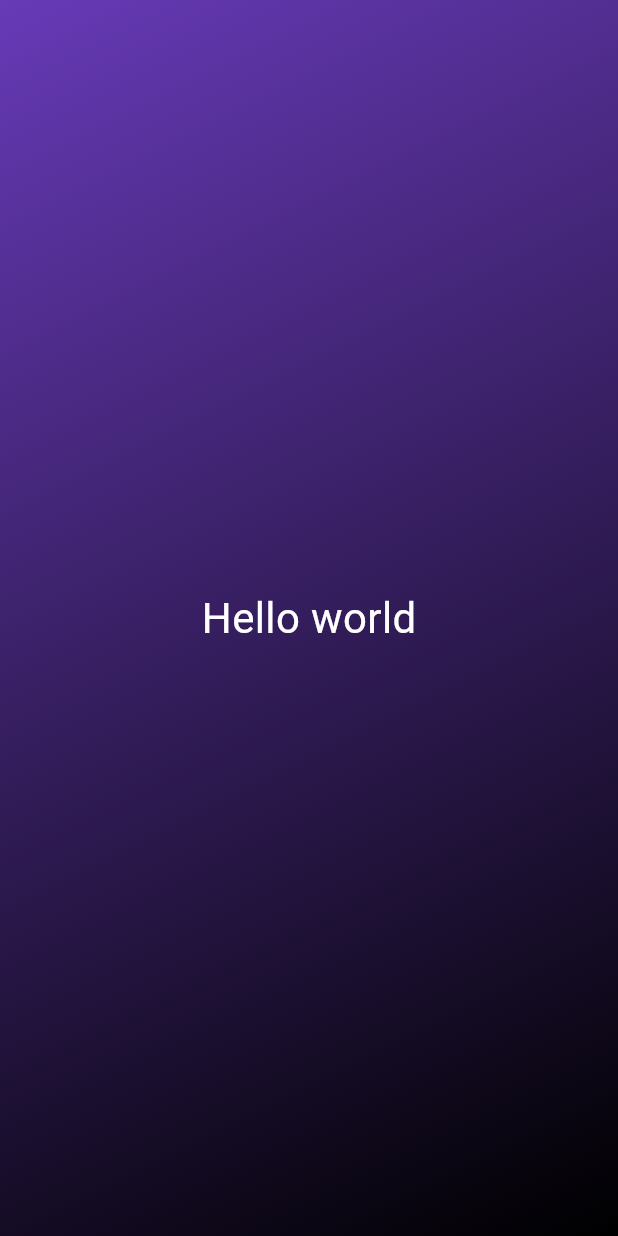
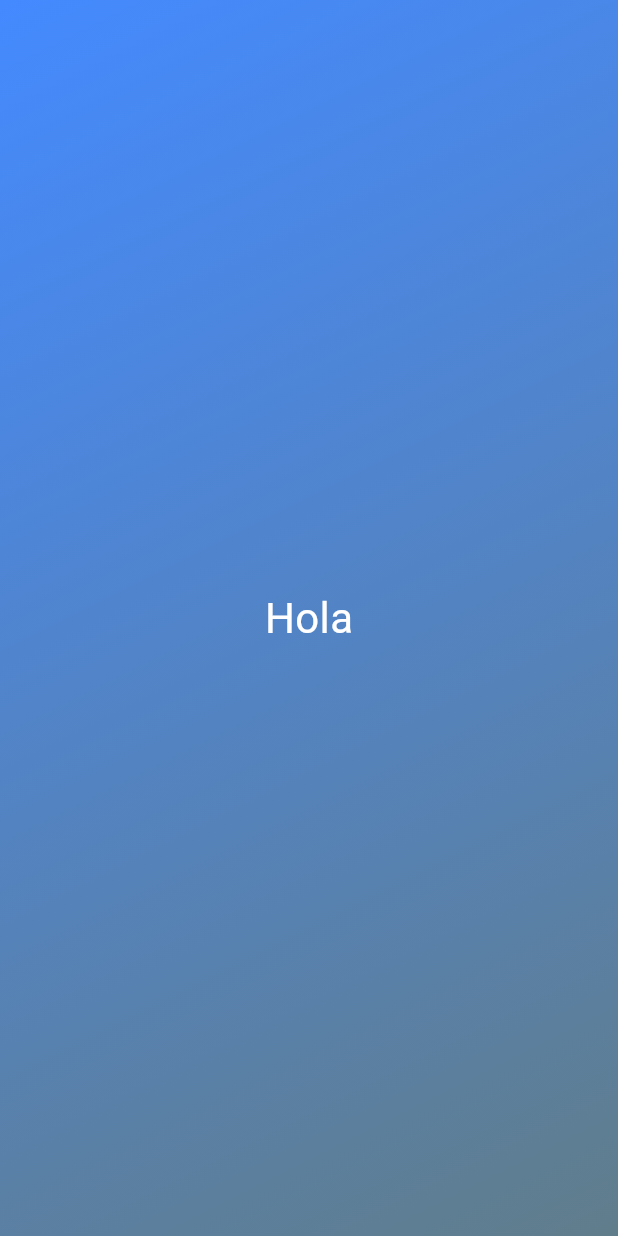
Before and after one commit to ifanashari/flutter-firs-app, a Flutter app: the screen it shows after launch, on a phone screen of 412 x 824 dp. Run offline on Flutter 3.47's test engine with Material 3 defaults, Android fonts, the phone set to English and light mode, and no system bars.

```diff
--- /dev/null
+++ b/lib/gradient_container.dart
@@ -0,0 +1,29 @@
+import 'package:first_app/styled_text.dart';
+import 'package:flutter/material.dart';
+
+const Alignment defaultStartAlignment = Alignment.topLeft;
+const defaultEndAlignment = Alignment.bottomRight;
+
+class GradientContainer extends StatelessWidget {
+  final Color startColor;
+  final Color endColor;
+
+  const GradientContainer(
+      {super.key, required this.startColor, required this.endColor});
+
+  @override
+  Widget build(BuildContext context) {
+    return Container(
+      decoration: BoxDecoration(
+        gradient: LinearGradient(
+          colors: [startColor, endColor],
+          begin: defaultStartAlignment,
+          end: defaultEndAlignment,
+        ),
+      ),
+      child: const Center(
+        child: StyledText('Hola'),
+      ),
+    );
+  }
+}
--- a/lib/main.dart
+++ b/lib/main.dart
@@ -1,35 +1,16 @@
+import 'package:first_app/gradient_container.dart';
 import 'package:flutter/material.dart';
 
 void main() {
   runApp(
     const MaterialApp(
-      home: Scaffold(backgroundColor: Colors.amber, body: GradientContainer()),
+      home: Scaffold(
+        backgroundColor: Colors.amber,
+        body: GradientContainer(
+          startColor: Colors.blueAccent,
+          endColor: Colors.blueGrey,
+        ),
+      ),
     ),
   );
 }
-
-class GradientContainer extends StatelessWidget {
-  const GradientContainer({super.key});
-
-  @override
-  Widget build(BuildContext context) {
-    return Container(
-      decoration: const BoxDecoration(
-        gradient: LinearGradient(
-          colors: [Colors.deepPurple, Colors.black],
-          begin: Alignment.topLeft,
-          end: Alignment.bottomRight,
-        ),
-      ),
-      child: const Center(
-        child: Text(
-          'Hello world',
-          style: TextStyle(
-            color: Colors.white,
-            fontSize: 28,
-          ),
-        ),
-      ),
-    );
-  }
-}
--- /dev/null
+++ b/lib/styled_text.dart
@@ -0,0 +1,18 @@
+import 'package:flutter/material.dart';
+
+class StyledText extends StatelessWidget {
+  final String displayText;
+
+  const StyledText(this.displayText, {super.key});
+
+  @override
+  Widget build(BuildContext context) {
+    return Text(
+      displayText,
+      style: const TextStyle(
+        color: Colors.white,
+        fontSize: 28,
+      ),
+    );
+  }
+}
```
Also changed, not shown: pubspec.yaml (+8 -4 lines), assets/images/dice-1.png (added), assets/images/dice-2.png (added), assets/images/dice-3.png (added), assets/images/dice-4.png (added), assets/images/dice-5.png (added), assets/images/dice-6.png (added).
